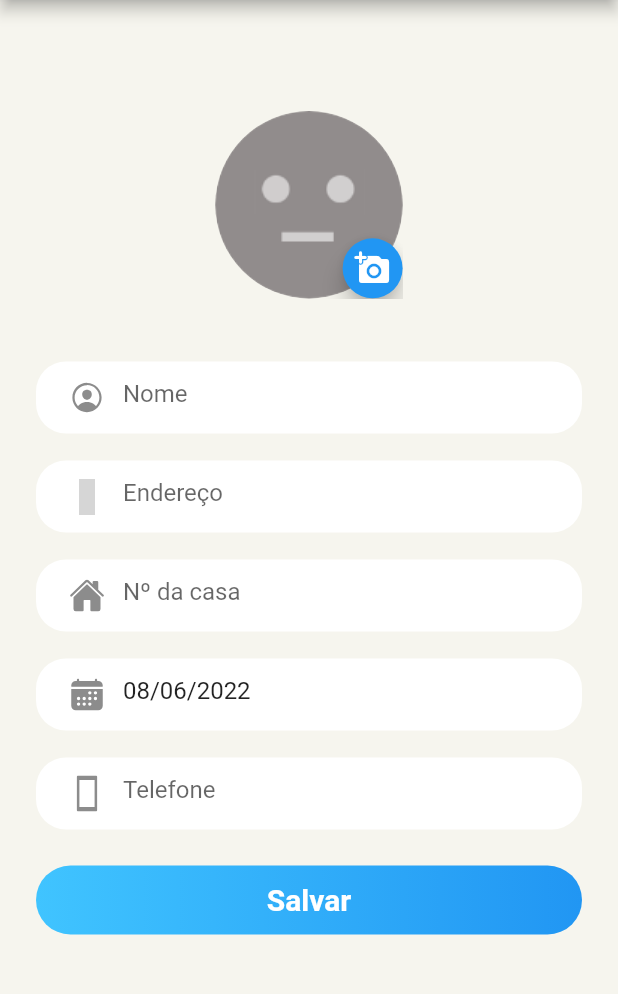
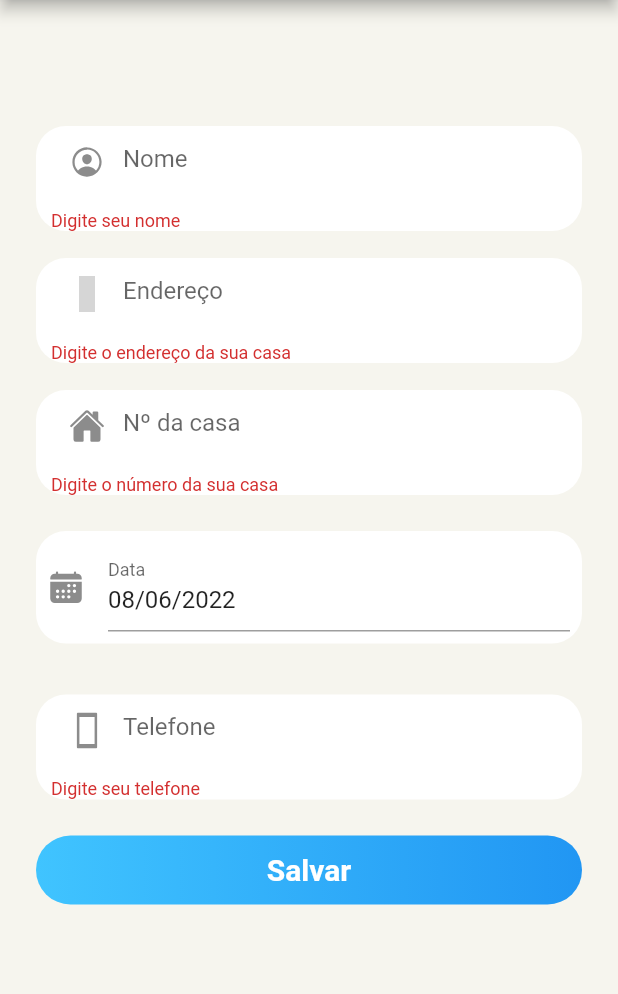
Before and after one commit to AdrianoJunior/condapp_bloc, a Flutter app: the PerfilPage screen opened by its route, after a tap on "Salvar", on a phone screen of 412 x 824 dp, the part 84-1078 px from its top. Run offline on Flutter 3.47's test engine with Material 2 defaults, Android fonts, the phone set to English and light mode, and no system bars; drawn by our look-alikes of date_time_picker; our stand-ins replace cached_network_image, cloud_firestore, email_validator, firebase_auth, firebase_core, firebase_storage and 8 more; accounts and stored records are empty; network calls fail; statements that could not run were skipped; grey boxes are pictures that could not be loaded.

Commit message:
Ajustes na funcionalidades de cadastro

```diff
--- a/lib/pages/conta/perfil/perfil_page.dart
+++ b/lib/pages/conta/perfil/perfil_page.dart
@@ -1,5 +1,6 @@
 import 'dart:io';
 
+import 'package:cond_app/pages/conta/perfil/perfil_bloc.dart';
 import 'package:cond_app/utils/exports.dart';
 
 import 'package:firebase_core/firebase_core.dart' as firebase_core;
@@ -9,7 +10,6 @@ import 'package:flutter/foundation.dart';
 import 'package:flutter/services.dart';
 import 'package:image_cropper/image_cropper.dart';
 import 'package:intl/intl.dart';
-
 
 import 'package:path/path.dart' as path;
 
@@ -23,7 +23,8 @@ class PerfilPage extends StatefulWidget {
 }
 
 class _PerfilPageState extends State<PerfilPage> {
-  File? _file;
+
+  final _bloc = PerfilBloc();
 
   final _tName = TextEditingController();
   final _tEnd = TextEditingController();
@@ -38,7 +39,12 @@ class _PerfilPageState extends State<PerfilPage> {
 
   FirebaseFirestore firestore = FirebaseFirestore.instance;
 
-  var maskFormatter = MaskTextInputFormatter(mask: '(##) # ####-####', filter: { "#": RegExp(r'[0-9]') });
+  var maskFormatter = MaskTextInputFormatter(
+      mask: '(##) # ####-####', filter: {"#": RegExp(r'[0-9]')});
+
+  final _formKey = GlobalKey<FormState>();
+
+  Timestamp dataNascimento = Timestamp.fromDate(DateTime.now());
 
   @override
   void initState() {
@@ -59,6 +65,7 @@ class _PerfilPageState extends State<PerfilPage> {
           _tNum.text = usuario.numeroCasa ?? "";
           _tData.text = f.format(usuario.dataNascimento!.toDate());
           _tFone.text = usuario.telefone ?? "";
+          dataNascimento = usuario.dataNascimento!;
 
           print(">>>>>>>>>>>>>>>>>>>>>> USUÁRIO <<<<<<<<<<<<<<<<<<<<<<<");
           print(usuario.id);
@@ -89,12 +96,14 @@ class _PerfilPageState extends State<PerfilPage> {
       child: Container(
         padding: const EdgeInsets.all(24),
         child: SingleChildScrollView(
+          child: Form(
+            key: _formKey,
             child: Column(
               crossAxisAlignment: CrossAxisAlignment.center,
               mainAxisAlignment: MainAxisAlignment.center,
               children: [
                 const SizedBox(height: 50),
-              Center(
+                /*Center(
                   child: InkWell(
                     onTap: _onClickFoto,
                     child: Stack(
@@ -145,31 +154,63 @@ class _PerfilPageState extends State<PerfilPage> {
                       ],
                     ),
                   ),
-              ),
-              const SizedBox(height: 32),
+                ),*/
+                // const SizedBox(height: 32),
                 AppText(
                   hint: "Nome",
                   icon: Ionicons.md_person_circle_outline,
                   controller: _tName,
+                  validator: (s) => _validateNome(s),
                 ),
                 const SizedBox(height: 8),
                 AppText(
                   hint: "Endereço",
                   icon: MaterialCommunityIcons.google_maps,
                   controller: _tEnd,
+                  validator: (s) => _validateEndereco(s),
                 ),
                 const SizedBox(height: 8),
                 AppText(
                   hint: "Nº da casa",
                   icon: Ionicons.home,
                   controller: _tNum,
+                  validator: (s) => _validateNum(s),
                 ),
                 const SizedBox(height: 8),
-              AppText(
+                /*AppText(
                   hint: "Data de Nascimento",
                   icon: Ionicons.calendar,
                   controller: _tData,
+                ),*/
+
+                const SizedBox(height: 16),
+                Container(
+                  decoration: const BoxDecoration(
+                    color: Colors.white,
+                    borderRadius: BorderRadius.all(Radius.circular(20)),
                   ),
+                  padding: const EdgeInsets.symmetric(
+                      horizontal: 8.0, vertical: 8.0),
+                  child: DateTimePicker(
+                    initialValue: dataNascimento.toDate().toString() ?? '',
+                    firstDate: DateTime(1980),
+                    lastDate: DateTime(2100),
+                    dateMask: 'dd/MM/yyyy',
+                    use24HourFormat: true,
+                    dateLabelText: 'Data',
+                    icon: const Icon(Ionicons.calendar),
+                    onChanged: (val) {
+                      print(val);
+                      dataNascimento = Timestamp.fromDate(DateTime.parse(val));
+                    },
+                    validator: (val) {
+                      print(val);
+                      return null;
+                    },
+                    onSaved: (val) => print(val),
+                  ),
+                ),
+                const SizedBox(height: 16),
                 const SizedBox(height: 8),
                 /*AppText(
                   hint: "Telefone",
@@ -199,105 +240,82 @@ class _PerfilPageState extends State<PerfilPage> {
                 const SizedBox(height: 24),
                 Container(
                   width: MediaQuery.of(context).size.width,
-                child: ButtonWidget(
+                  child: StreamBuilder<bool>(
+                    stream: _bloc.stream,
+                    initialData: false,
+                    builder: (context, snapshot) {
+                      return ButtonWidget(
                         btnText: "Salvar",
-                  onClick: () {
-
-                  },
+                        onClick: _onClickUpdate,
+                      );
+                    }
                   ),
                 ),
               ],
             ),
           ),
         ),
+      ),
     );
   }
 
-  Future<void> _onClickFoto() async {
-    await showModalBottomSheet(
-      context: context,
-      builder: (context) => Wrap(
-        children: [
-          ListTile(
-            leading: const Icon(Icons.camera_alt),
-            title: const Text('Câmera'),
-            onTap: () {
-              Navigator.pop(context);
-              imageSource = ImageSource.camera;
-            },
-          ),
-          ListTile(
-            leading: const Icon(Icons.photo_album),
-            title: const Text('Galeria'),
-            onTap: () {
-              Navigator.pop(context);
-              imageSource = ImageSource.gallery;
-            },
-          ),
-        ],
-      ),
-    );
-
-    ImagePicker imagePicker = ImagePicker();
-    XFile? pickedFile = await imagePicker.pickImage(source: imageSource);
-
-    if (pickedFile != null) {
-      File? file = await ImageCropper().cropImage(
-          sourcePath: pickedFile.path,
-          aspectRatio: const CropAspectRatio(ratioX: 1, ratioY: 1),
-          androidUiSettings: const AndroidUiSettings(
-            toolbarTitle: "",
-          ));
-
-      if (file != null) {
-        setState(() {
-          this._file = file;
-        });
-        uploadFile(file);
-      }
-    }
-  }
-
-  /// The user selects a file, and the task is added to the list.
-  Future<String?> uploadFile(File? file) async {
-    try {
-      if (file == null) {
-        ScaffoldMessenger.of(context).showSnackBar(const SnackBar(
-          content: Text('Nenhum arquivo selecionado'),
-        ));
-        return null;
-      }
-
-      firebase_storage.UploadTask uploadTask;
-
-      // Create a Reference to the file
-      firebase_storage.Reference ref = firebase_storage.FirebaseStorage.instance
-          .ref()
-          .child('users')
-          .child('/${user!.uid}/${user!.uid}');
-
-      final metadata = firebase_storage.SettableMetadata(
-          contentType: 'image/jpeg',
-          customMetadata: {'picked-file-path': file.path});
-
-      if (kIsWeb) {
-        uploadTask = ref.putData(await file.readAsBytes(), metadata);
-      } else {
-        uploadTask = ref.putFile(io.File(file.path), metadata);
-      }
-      print("DOWNLOAD URL >>>>> ${await uploadTask.snapshot.ref.getDownloadURL()}");
-      String? photoUrl = await uploadTask.snapshot.ref.getDownloadURL();
-      FirebaseAuth.instance.currentUser?.updatePhotoURL(photoUrl);
-      return uploadTask.snapshot.ref.getDownloadURL();
-    } catch (e) {
-      alert(context, "Ocorreu um erro ao salvar o arquivo");
-    }
-  }
-
-  String? _validateFone(String? s) {
-    if(s == null) {
+  String? _validateFone(String? text) {
+    if (text!.isEmpty) {
       return "Digite seu telefone";
     }
     return null;
   }
+
+  _validateNome(String? text) {
+    if (text!.isEmpty) {
+      return "Digite seu nome";
     }
+    return null;
+  }
+
+  _validateNum(String? text) {
+    if (text!.isEmpty) {
+      return "Digite o número da sua casa";
+    }
+    return null;
+  }
+
+  _validateEndereco(String? text) {
+    if (text!.isEmpty) {
+      return "Digite o endereço da sua casa";
+    }
+    return null;
+  }
+
+  _onClickUpdate() async {
+    if (!_formKey.currentState!.validate()) {
+      return;
+    }
+
+    User user = FirebaseAuth.instance.currentUser!;
+
+    Usuario usuario = Usuario(
+      dataNascimento: dataNascimento,
+      email: user.email,
+      id: user.uid,
+      nome: _tName.text,
+      endereco: _tEnd.text,
+      numeroCasa: _tNum.text,
+      telefone: _tFone.text,
+    );
+
+    ApiResponse updateResponse = await _bloc.updateProfile(usuario.toMap(), user.uid);
+
+    if(updateResponse.ok!) {
+      alert(context, "Dados atualizados com sucesso!", callback: () {
+        Navigator.pushReplacementNamed(context, '/');
+      });
+    } else {
+      alertCancel(context, "Não foi possível atualizar os dados, tente novamente!", callback: () {
+        _onClickUpdate();
+      });
+    }
+
+
+  }
+}
--- a/lib/shared/usuario.dart
+++ b/lib/shared/usuario.dart
@@ -33,7 +33,6 @@ class Usuario {
         numeroCasa: user['numeroCasa'],
         telefone: user['telefone'],
         dataNascimento: user['dataNascimento'],
-    photoUrl: user['photoUrl'],
       );
 
   Map<String, dynamic> toMap() {
@@ -44,7 +43,6 @@ class Usuario {
     data['numeroCasa'] = this.numeroCasa;
     data['telefone'] = this.telefone;
     data['dataNascimento'] = this.dataNascimento;
-    data['photoUrl'] = this.photoUrl;
     return data;
   }
 
```
Lines whose indentation alone changed are shown as unchanged.
